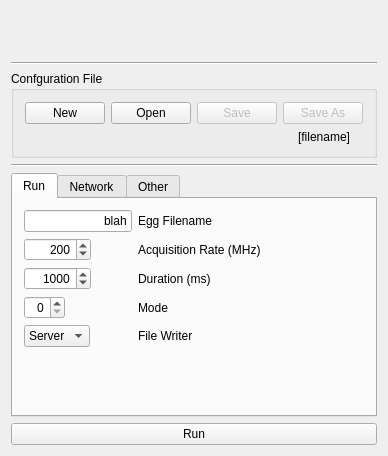
Before: the Qt Designer form QtClient/client_exe_gui.ui in project8/mantis, drawn with Qt 5.
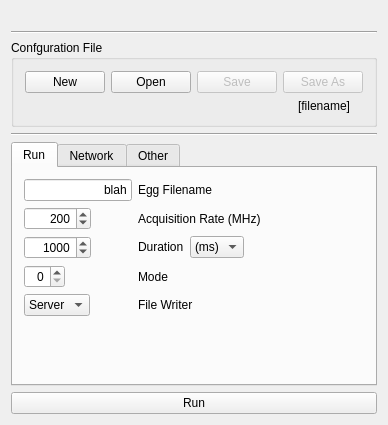
After: the same form once the commit is applied. Icons and pictures are not drawn.

Commit message: Replaced QFrame with QLabel for the title graphic

The edit to the form file:
```diff
--- a/QtClient/client_exe_gui.ui
+++ b/QtClient/client_exe_gui.ui
@@ -30,23 +30,15 @@
     <enum>QLayout::SetFixedSize</enum>
    </property>
    <item>
-    <widget class="QFrame" name="frame">
-     <property name="minimumSize">
-      <size>
-       <width>350</width>
-       <height>45</height>
-      </size>
+    <widget class="QLabel" name="label_10">
+     <property name="text">
+      <string/>
      </property>
-     <property name="styleSheet">
-      <string notr="true">background-image: url(:/Title/mantis_title.png);
-background-repeat: no-repeat;
-background-position: center center</string>
+     <property name="pixmap">
+      <pixmap resource="mantis-gui.qrc">:/Title/mantis_title.png</pixmap>
      </property>
-     <property name="frameShape">
-      <enum>QFrame::NoFrame</enum>
-     </property>
-     <property name="frameShadow">
-      <enum>QFrame::Raised</enum>
+     <property name="alignment">
+      <set>Qt::AlignCenter</set>
      </property>
     </widget>
    </item>
@@ -246,13 +238,6 @@
          </property>
         </widget>
        </item>
-       <item row="2" column="1">
-        <widget class="QLabel" name="label_3">
-         <property name="text">
-          <string>Duration (ms)</string>
-         </property>
-        </widget>
-       </item>
        <item row="3" column="1">
         <widget class="QLabel" name="label_4">
          <property name="text">
@@ -300,6 +285,38 @@
          </property>
         </widget>
        </item>
+       <item row="2" column="1">
+        <layout class="QHBoxLayout" name="horizontalLayout_3">
+         <item>
+          <widget class="QLabel" name="label_3">
+           <property name="text">
+            <string>Duration</string>
+           </property>
+          </widget>
+         </item>
+         <item>
+          <widget class="QComboBox" name="comboBox">
+           <property name="sizePolicy">
+            <sizepolicy hsizetype="Preferred" vsizetype="Fixed">
+             <horstretch>0</horstretch>
+             <verstretch>0</verstretch>
+            </sizepolicy>
+           </property>
+           <property name="currentIndex">
+            <number>0</number>
+           </property>
+           <property name="sizeAdjustPolicy">
+            <enum>QComboBox::AdjustToContents</enum>
+           </property>
+           <item>
+            <property name="text">
+             <string>(ms)</string>
+            </property>
+           </item>
+          </widget>
+         </item>
+        </layout>
+       </item>
       </layout>
      </widget>
      <widget class="QWidget" name="Network">
```
Left out of the diff: 4 changed lines with no effect on the pictures.
